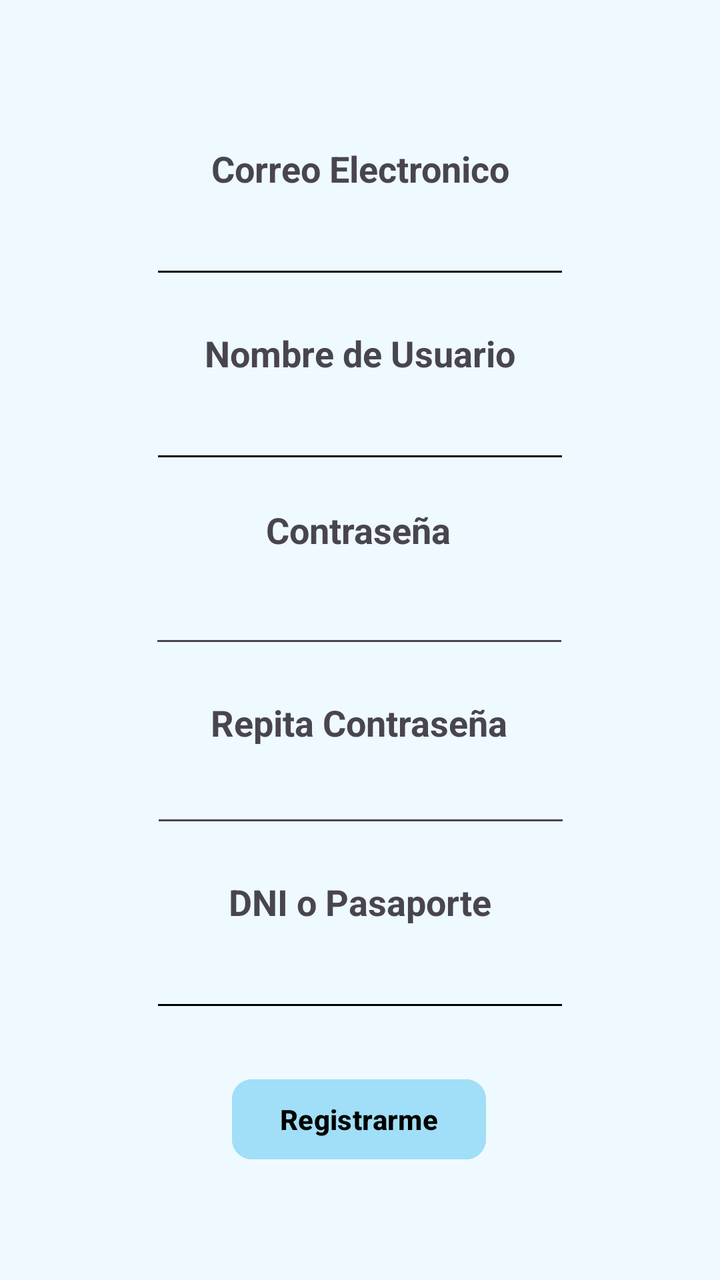
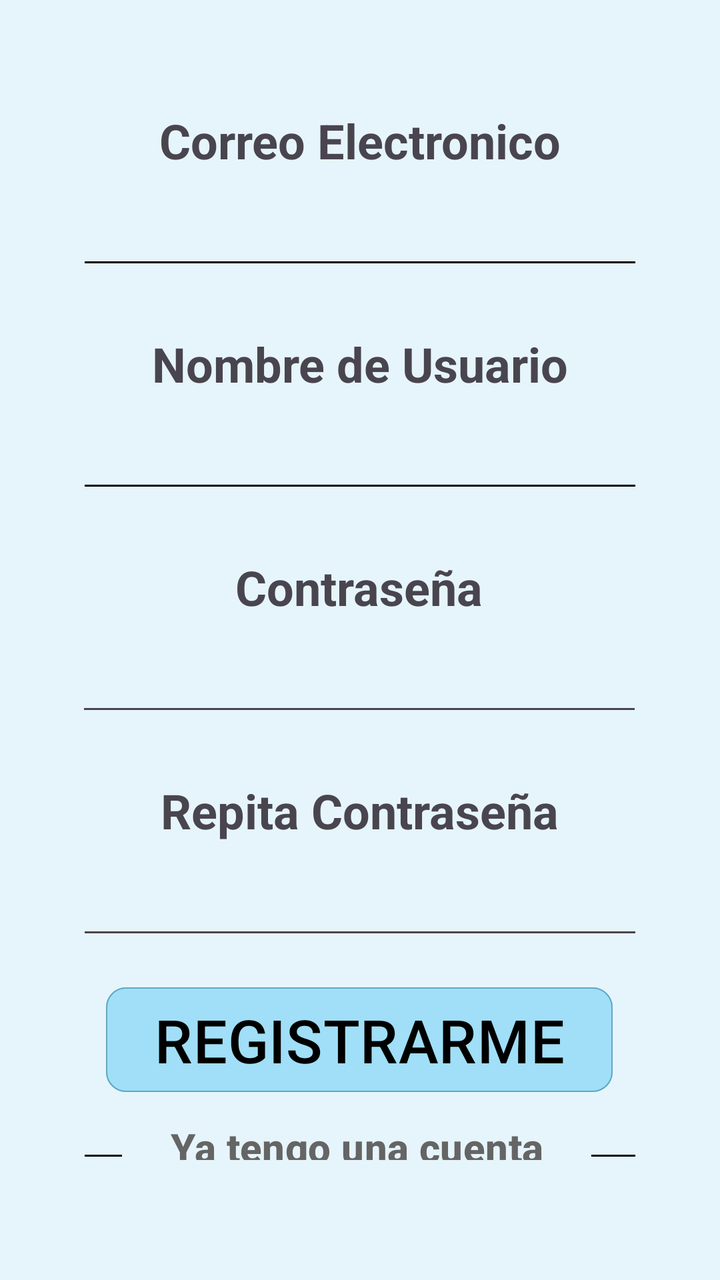

An Android layout rendered at two revisions. The XML below is the earlier revision; the diff shows what the commit changed to produce the second picture.
<!-- AndroidManifest.xml: application theme Theme.CuidaLe -->
<!-- res/layout/fragment_registro.xml -->
<?xml version="1.0" encoding="utf-8"?>
<FrameLayout xmlns:android="http://schemas.android.com/apk/res/android"
    xmlns:app="http://schemas.android.com/apk/res-auto"
    xmlns:tools="http://schemas.android.com/tools"
    android:layout_width="match_parent"
    android:layout_height="match_parent"
    android:background="@color/fondo"
    tools:context=".FragmentRegistro">

    <androidx.constraintlayout.widget.ConstraintLayout
        android:layout_width="match_parent"
        android:layout_height="match_parent"
        android:background="@color/fondo"
        tools:context=".Registro">

        <TextView
            android:id="@+id/textView3"
            android:layout_width="wrap_content"
            android:layout_height="wrap_content"
            android:layout_marginTop="72dp"
            android:text="@string/CE"
            android:textSize="18sp"
            android:textStyle="bold"
            app:layout_constraintEnd_toEndOf="parent"
            app:layout_constraintHorizontal_bias="0.501"
            app:layout_constraintStart_toStartOf="parent"
            app:layout_constraintTop_toTopOf="parent" />

        <EditText
            android:id="@+id/correoR"
            android:layout_width="wrap_content"
            android:layout_height="wrap_content"
            android:backgroundTint="#000000"
            android:ems="10"
            android:inputType="text"
            android:minHeight="48dp"
            app:layout_constraintEnd_toEndOf="parent"
            app:layout_constraintStart_toStartOf="parent"
            app:layout_constraintTop_toBottomOf="@+id/textView3"
            tools:ignore="LabelFor,SpeakableTextPresentCheck"
            android:autofillHints="" />

        <TextView
            android:id="@+id/textView4"
            android:layout_width="wrap_content"
            android:layout_height="wrap_content"
            android:layout_marginTop="20dp"
            android:text="@string/NU"
            android:textSize="18sp"
            android:textStyle="bold"
            app:layout_constraintEnd_toEndOf="parent"
            app:layout_constraintStart_toStartOf="parent"
            app:layout_constraintTop_toBottomOf="@+id/correoR" />

        <EditText
            android:id="@+id/usuarioR"
            android:layout_width="wrap_content"
            android:layout_height="wrap_content"
            android:backgroundTint="#000000"
            android:ems="10"
            android:inputType="text"
            android:minHeight="48dp"
            app:layout_constraintEnd_toEndOf="parent"
            app:layout_constraintStart_toStartOf="parent"
            app:layout_constraintTop_toBottomOf="@+id/textView4"
            tools:ignore="LabelFor,SpeakableTextPresentCheck"
            android:autofillHints="" />

        <TextView
            android:id="@+id/textView5"
            android:layout_width="wrap_content"
            android:layout_height="wrap_content"
            android:layout_marginTop="16dp"
            android:text="@string/Contraseña"
            android:textSize="18sp"
            android:textStyle="bold"
            app:layout_constraintEnd_toEndOf="parent"
            app:layout_constraintHorizontal_bias="0.498"
            app:layout_constraintStart_toStartOf="parent"
            app:layout_constraintTop_toBottomOf="@+id/usuarioR" />

        <TextView
            android:id="@+id/textView6"
            android:layout_width="wrap_content"
            android:layout_height="wrap_content"
            android:layout_marginTop="20dp"
            android:text="@string/RContraseña"
            android:textSize="18sp"
            android:textStyle="bold"
            app:layout_constraintEnd_toEndOf="parent"
            app:layout_constraintHorizontal_bias="0.498"
            app:layout_constraintStart_toStartOf="parent"
            app:layout_constraintTop_toBottomOf="@+id/contrasenaR" />

        <TextView
            android:id="@+id/textView7"
            android:layout_width="wrap_content"
            android:layout_height="wrap_content"
            android:layout_marginTop="20dp"
            android:text="@string/DNI"
            android:textSize="18sp"
            android:textStyle="bold"
            app:layout_constraintEnd_toEndOf="parent"
            app:layout_constraintStart_toStartOf="parent"
            app:layout_constraintTop_toBottomOf="@+id/repiteContrasenaR" />

        <EditText
            android:id="@+id/dniR"
            android:layout_width="wrap_content"
            android:layout_height="wrap_content"
            android:backgroundTint="#000000"
            android:ems="10"
            android:inputType="text"
            android:minHeight="48dp"
            app:layout_constraintEnd_toEndOf="parent"
            app:layout_constraintStart_toStartOf="parent"
            app:layout_constraintTop_toBottomOf="@+id/textView7"
            tools:ignore="LabelFor,SpeakableTextPresentCheck"
            android:autofillHints="" />

        <Button
            android:id="@+id/bRegistroR"
            android:layout_width="wrap_content"
            android:layout_height="wrap_content"
            android:backgroundTint="@color/boton"
            android:text="@string/registrarme"
            android:textColor="#000000"
            android:textStyle="bold"
            app:cornerRadius="10dp"
            app:layout_constraintBottom_toBottomOf="parent"
            app:layout_constraintEnd_toEndOf="parent"
            app:layout_constraintHorizontal_bias="0.498"
            app:layout_constraintStart_toStartOf="parent"
            app:layout_constraintTop_toBottomOf="@+id/dniR"
            app:layout_constraintVertical_bias="0.304" />

        <EditText
            android:id="@+id/contrasenaR"
            android:layout_width="wrap_content"
            android:layout_height="wrap_content"
            android:layout_marginTop="4dp"
            android:ems="10"
            android:inputType="textPassword"
            android:minHeight="48dp"
            app:layout_constraintEnd_toEndOf="parent"
            app:layout_constraintHorizontal_bias="0.497"
            app:layout_constraintStart_toStartOf="parent"
            app:layout_constraintTop_toBottomOf="@+id/textView5"
            tools:ignore="LabelFor,SpeakableTextPresentCheck"
            android:autofillHints="" />

        <EditText
            android:id="@+id/repiteContrasenaR"
            android:layout_width="wrap_content"
            android:layout_height="wrap_content"
            android:layout_marginTop="4dp"
            android:ems="10"
            android:inputType="textPassword"
            app:layout_constraintEnd_toEndOf="parent"
            app:layout_constraintHorizontal_bias="0.502"
            app:layout_constraintStart_toStartOf="parent"
            app:layout_constraintTop_toBottomOf="@+id/textView6"
            tools:ignore="LabelFor,SpeakableTextPresentCheck,TouchTargetSizeCheck"
            android:autofillHints="" />
    </androidx.constraintlayout.widget.ConstraintLayout>

</FrameLayout>
<!-- resources referenced by this layout -->
<resources>
  <color name="boton">#A0DFF7</color>
  <color name="fondo">#EEFAFF</color>
  <string name="CE">Correo Electronico</string>
  <string name="DNI">DNI o Pasaporte</string>
  <string name="NU">Nombre de Usuario</string>
  <string name="registrarme">Registrarme</string>
  <style name="Theme.CuidaLe" parent="Base.Theme.CuidaLe" />
  <style name="Base.Theme.CuidaLe" parent="Theme.Material3.DayNight.NoActionBar">
          
          
      </style>
</resources>

<!-- the commit's change to res/layout/fragment_registro.xml (unified diff, before → after) -->
@@ -17,9 +17,9 @@
             android:id="@+id/textView3"
             android:layout_width="wrap_content"
             android:layout_height="wrap_content"
-            android:layout_marginTop="72dp"
+            android:layout_marginTop="54dp"
             android:text="@string/CE"
-            android:textSize="18sp"
+            android:textSize="24sp"
             android:textStyle="bold"
             app:layout_constraintEnd_toEndOf="parent"
             app:layout_constraintHorizontal_bias="0.501"
@@ -30,23 +30,25 @@
             android:id="@+id/correoR"
             android:layout_width="wrap_content"
             android:layout_height="wrap_content"
+            android:layout_marginTop="4dp"
+            android:autofillHints=""
             android:backgroundTint="#000000"
             android:ems="10"
             android:inputType="text"
-            android:minHeight="48dp"
+            android:minHeight="48sp"
+            android:textSize="24sp"
             app:layout_constraintEnd_toEndOf="parent"
             app:layout_constraintStart_toStartOf="parent"
             app:layout_constraintTop_toBottomOf="@+id/textView3"
-            tools:ignore="LabelFor,SpeakableTextPresentCheck"
-            android:autofillHints="" />
+            tools:ignore="LabelFor,SpeakableTextPresentCheck" />
 
         <TextView
             android:id="@+id/textView4"
             android:layout_width="wrap_content"
             android:layout_height="wrap_content"
-            android:layout_marginTop="20dp"
+            android:layout_marginTop="26dp"
             android:text="@string/NU"
-            android:textSize="18sp"
+            android:textSize="24sp"
             android:textStyle="bold"
             app:layout_constraintEnd_toEndOf="parent"
             app:layout_constraintStart_toStartOf="parent"
@@ -56,23 +58,25 @@
             android:id="@+id/usuarioR"
             android:layout_width="wrap_content"
             android:layout_height="wrap_content"
+            android:layout_marginTop="4dp"
+            android:autofillHints=""
             android:backgroundTint="#000000"
             android:ems="10"
             android:inputType="text"
             android:minHeight="48dp"
+            android:textSize="24sp"
             app:layout_constraintEnd_toEndOf="parent"
             app:layout_constraintStart_toStartOf="parent"
             app:layout_constraintTop_toBottomOf="@+id/textView4"
-            tools:ignore="LabelFor,SpeakableTextPresentCheck"
-            android:autofillHints="" />
+            tools:ignore="LabelFor,SpeakableTextPresentCheck" />
 
         <TextView
             android:id="@+id/textView5"
             android:layout_width="wrap_content"
             android:layout_height="wrap_content"
-            android:layout_marginTop="16dp"
+            android:layout_marginTop="26dp"
             android:text="@string/Contraseña"
-            android:textSize="18sp"
+            android:textSize="24sp"
             android:textStyle="bold"
             app:layout_constraintEnd_toEndOf="parent"
             app:layout_constraintHorizontal_bias="0.498"
@@ -83,9 +87,9 @@
             android:id="@+id/textView6"
             android:layout_width="wrap_content"
             android:layout_height="wrap_content"
-            android:layout_marginTop="20dp"
+            android:layout_marginTop="26dp"
             android:text="@string/RContraseña"
-            android:textSize="18sp"
+            android:textSize="24sp"
             android:textStyle="bold"
             app:layout_constraintEnd_toEndOf="parent"
             app:layout_constraintHorizontal_bias="0.498"
@@ -96,9 +100,9 @@
             android:id="@+id/textView7"
             android:layout_width="wrap_content"
             android:layout_height="wrap_content"
-            android:layout_marginTop="20dp"
+            android:layout_marginTop="26dp"
             android:text="@string/DNI"
-            android:textSize="18sp"
+            android:textSize="24sp"
             android:textStyle="bold"
             app:layout_constraintEnd_toEndOf="parent"
             app:layout_constraintStart_toStartOf="parent"
@@ -108,15 +112,48 @@
             android:id="@+id/dniR"
             android:layout_width="wrap_content"
             android:layout_height="wrap_content"
+            android:layout_marginTop="4dp"
+            android:autofillHints=""
             android:backgroundTint="#000000"
             android:ems="10"
             android:inputType="text"
             android:minHeight="48dp"
+            android:textSize="24sp"
             app:layout_constraintEnd_toEndOf="parent"
             app:layout_constraintStart_toStartOf="parent"
             app:layout_constraintTop_toBottomOf="@+id/textView7"
-            tools:ignore="LabelFor,SpeakableTextPresentCheck"
-            android:autofillHints="" />
+            tools:ignore="LabelFor,SpeakableTextPresentCheck" />
+
+        <EditText
+            android:id="@+id/contrasenaR"
+            android:layout_width="wrap_content"
+            android:layout_height="wrap_content"
+            android:layout_marginTop="4dp"
+            android:autofillHints=""
+            android:ems="10"
+            android:inputType="textPassword"
+            android:minHeight="48dp"
+            android:textSize="24sp"
+            app:layout_constraintEnd_toEndOf="parent"
+            app:layout_constraintHorizontal_bias="0.497"
+            app:layout_constraintStart_toStartOf="parent"
+            app:layout_constraintTop_toBottomOf="@+id/textView5"
+            tools:ignore="LabelFor,SpeakableTextPresentCheck" />
+
+        <EditText
+            android:id="@+id/repiteContrasenaR"
+            android:layout_width="wrap_content"
+            android:layout_height="wrap_content"
+            android:layout_marginTop="4dp"
+            android:autofillHints=""
+            android:ems="10"
+            android:inputType="textPassword"
+            android:textSize="24sp"
+            app:layout_constraintEnd_toEndOf="parent"
+            app:layout_constraintHorizontal_bias="0.502"
+            app:layout_constraintStart_toStartOf="parent"
+            app:layout_constraintTop_toBottomOf="@+id/textView6"
+            tools:ignore="LabelFor,SpeakableTextPresentCheck,TouchTargetSizeCheck" />
 
         <Button
             android:id="@+id/bRegistroR"
@@ -124,44 +161,33 @@
             android:layout_height="wrap_content"
             android:backgroundTint="@color/boton"
             android:text="@string/registrarme"
+            android:textAllCaps="true"
             android:textColor="#000000"
+            android:textSize="30sp"
+            app:cornerRadius="10dp"
+            app:layout_constraintBottom_toTopOf="@+id/bInicioR"
+            app:layout_constraintEnd_toEndOf="parent"
+            app:layout_constraintHorizontal_bias="0.496"
+            app:layout_constraintStart_toStartOf="parent"
+            app:strokeColor="@color/stroke"
+            app:strokeWidth="2px" />
+
+        <Button
+            android:id="@+id/bInicioR"
+            android:layout_width="wrap_content"
+            android:layout_height="120px"
+            android:layout_marginBottom="50dp"
+            android:backgroundTint="@color/fondo"
+            android:onClick="pantallaRegistro"
+            android:text="@string/botonInicioSesion2"
+            android:textColor="#656565"
+            android:textSize="20sp"
             android:textStyle="bold"
-            app:cornerRadius="10dp"
+            app:cornerRadius="20px"
             app:layout_constraintBottom_toBottomOf="parent"
             app:layout_constraintEnd_toEndOf="parent"
-            app:layout_constraintHorizontal_bias="0.498"
-            app:layout_constraintStart_toStartOf="parent"
-            app:layout_constraintTop_toBottomOf="@+id/dniR"
-            app:layout_constraintVertical_bias="0.304" />
-
-        <EditText
-            android:id="@+id/contrasenaR"
-            android:layout_width="wrap_content"
-            android:layout_height="wrap_content"
-            android:layout_marginTop="4dp"
-            android:ems="10"
-            android:inputType="textPassword"
-            android:minHeight="48dp"
-            app:layout_constraintEnd_toEndOf="parent"
-            app:layout_constraintHorizontal_bias="0.497"
-            app:layout_constraintStart_toStartOf="parent"
-            app:layout_constraintTop_toBottomOf="@+id/textView5"
-            tools:ignore="LabelFor,SpeakableTextPresentCheck"
-            android:autofillHints="" />
-
-        <EditText
-            android:id="@+id/repiteContrasenaR"
-            android:layout_width="wrap_content"
-            android:layout_height="wrap_content"
-            android:layout_marginTop="4dp"
-            android:ems="10"
-            android:inputType="textPassword"
-            app:layout_constraintEnd_toEndOf="parent"
-            app:layout_constraintHorizontal_bias="0.502"
-            app:layout_constraintStart_toStartOf="parent"
-            app:layout_constraintTop_toBottomOf="@+id/textView6"
-            tools:ignore="LabelFor,SpeakableTextPresentCheck,TouchTargetSizeCheck"
-            android:autofillHints="" />
+            app:layout_constraintHorizontal_bias="0.486"
+            app:layout_constraintStart_toStartOf="parent" />
     </androidx.constraintlayout.widget.ConstraintLayout>
 
 </FrameLayout>
<!-- resource entries referenced after the edit -->
@@ -1,10 +1,12 @@
 <!-- resources referenced by this layout -->
 <resources>
   <color name="boton">#A0DFF7</color>
-  <color name="fondo">#EEFAFF</color>
+  <color name="fondo">#E6F5FB</color>
+  <color name="stroke">#62A7C2</color>
   <string name="CE">Correo Electronico</string>
   <string name="DNI">DNI o Pasaporte</string>
   <string name="NU">Nombre de Usuario</string>
+  <string name="botonInicioSesion2">Ya tengo una cuenta</string>
   <string name="registrarme">Registrarme</string>
   <style name="Theme.CuidaLe" parent="Base.Theme.CuidaLe" />
   <style name="Base.Theme.CuidaLe" parent="Theme.Material3.DayNight.NoActionBar">
